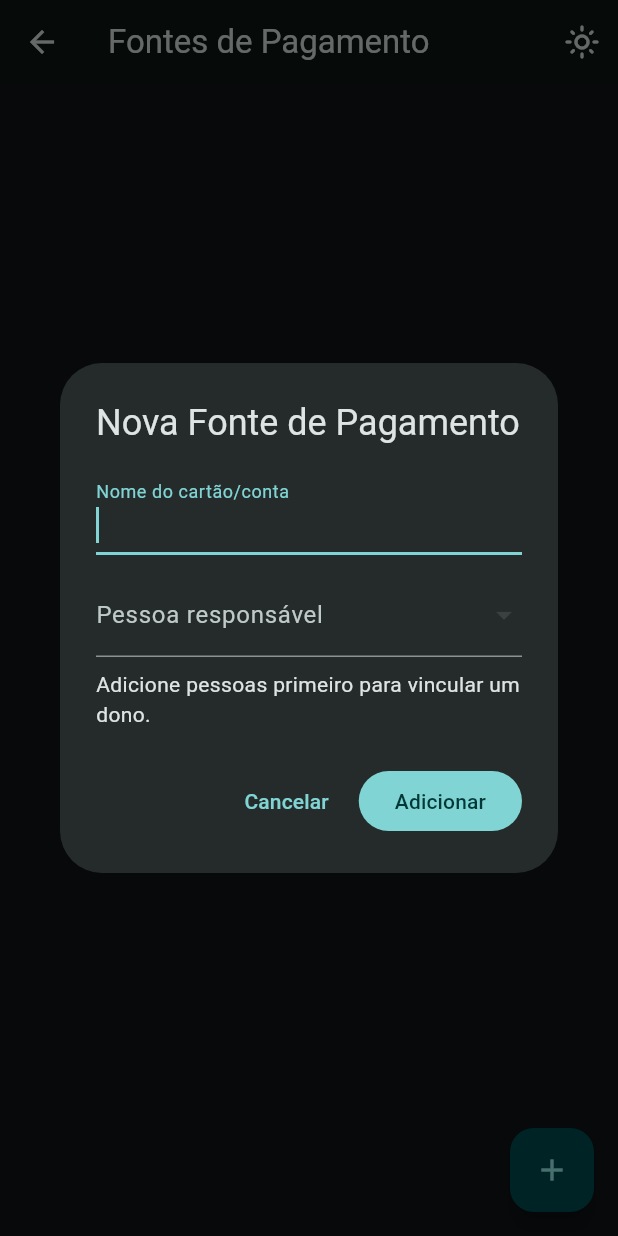
After one commit to gabriel-albqr/expense-reconciliation-app, a Flutter app: the PaymentSourcesPage screen opened by its route, after a tap on the "dark mode" icon, after a tap on the "add" icon, on a phone screen of 412 x 824 dp. The commit adds this screen. Run offline on Flutter 3.47's test engine with Material 3 defaults, Android fonts, the phone set to English and light mode, and no system bars; our stand-ins replace shared_preferences; accounts and stored records are empty.

Commit message:
feat: compartilhar pessoas em memória com cartões e traduzir tela de fontes de pagamento

```diff
--- a/lib/app/app.dart
+++ b/lib/app/app.dart
@@ -1,7 +1,9 @@
 import 'package:expense_reconciliation_app/core/navigation/app_routes.dart';
+import 'package:expense_reconciliation_app/core/models/person.dart';
 import 'package:expense_reconciliation_app/core/theme/app_theme.dart';
 import 'package:expense_reconciliation_app/core/theme/theme_mode_storage.dart';
 import 'package:expense_reconciliation_app/features/home/presentation/home_page.dart';
+import 'package:expense_reconciliation_app/features/payment_sources/presentation/payment_sources_page.dart';
 import 'package:expense_reconciliation_app/features/people/presentation/people_page.dart';
 import 'package:flutter/material.dart';
 
@@ -16,6 +18,7 @@ class ExpenseReconciliationApp extends StatefulWidget {
 class _ExpenseReconciliationAppState extends State<ExpenseReconciliationApp> {
   final ThemeModeStorage _themeModeStorage = ThemeModeStorage();
   ThemeMode _themeMode = ThemeMode.light;
+  final List<Person> _people = <Person>[];
 
   @override
   void initState() {
@@ -44,6 +47,23 @@ class _ExpenseReconciliationAppState extends State<ExpenseReconciliationApp> {
     });
 
     await _themeModeStorage.save(nextMode);
+  }
+
+  void _addPerson(String name) {
+    setState(() {
+      _people.add(
+        Person(
+          id: DateTime.now().millisecondsSinceEpoch.toString(),
+          name: name,
+        ),
+      );
+    });
+  }
+
+  void _removePerson(String personId) {
+    setState(() {
+      _people.removeWhere((person) => person.id == personId);
+    });
   }
 
   @override
@@ -83,6 +103,21 @@ class _ExpenseReconciliationAppState extends State<ExpenseReconciliationApp> {
         if (settings.name == AppRoutes.people) {
           return MaterialPageRoute<void>(
             builder: (_) => PeoplePage(
+              people: _people,
+              onAddPerson: _addPerson,
+              onRemovePerson: _removePerson,
+              onToggleThemeMode: () {
+                _toggleThemeMode();
+              },
+            ),
+            settings: settings,
+          );
+        }
+
+        if (settings.name == AppRoutes.paymentSources) {
+          return MaterialPageRoute<void>(
+            builder: (_) => PaymentSourcesPage(
+              people: _people,
               onToggleThemeMode: () {
                 _toggleThemeMode();
               },
--- a/lib/core/navigation/app_routes.dart
+++ b/lib/core/navigation/app_routes.dart
@@ -1,5 +1,6 @@
 abstract final class AppRoutes {
   static const home = '/';
   static const people = '/people';
+  static const paymentSources = '/payment-sources';
   static const section = '/section';
 }
--- /dev/null
+++ b/lib/features/payment_sources/presentation/payment_sources_page.dart
@@ -0,0 +1,170 @@
+import 'package:expense_reconciliation_app/core/models/payment_source.dart';
+import 'package:expense_reconciliation_app/core/models/person.dart';
+import 'package:flutter/material.dart';
+
+class PaymentSourcesPage extends StatefulWidget {
+  const PaymentSourcesPage({
+    super.key,
+    required this.people,
+    required this.onToggleThemeMode,
+  });
+
+  final List<Person> people;
+  final VoidCallback onToggleThemeMode;
+
+  @override
+  State<PaymentSourcesPage> createState() => _PaymentSourcesPageState();
+}
+
+class _PaymentSourcesPageState extends State<PaymentSourcesPage> {
+  final List<PaymentSource> _paymentSources = <PaymentSource>[];
+
+  Future<void> _showAddPaymentSourceDialog() async {
+    var typedName = '';
+    var selectedOwnerId = widget.people.isNotEmpty
+        ? widget.people.first.id
+        : '';
+
+    await showDialog<void>(
+      context: context,
+      builder: (context) {
+        return AlertDialog(
+          title: const Text('Nova Fonte de Pagamento'),
+          content: Column(
+            mainAxisSize: MainAxisSize.min,
+            children: [
+              TextField(
+                autofocus: true,
+                textInputAction: TextInputAction.done,
+                decoration: const InputDecoration(
+                  labelText: 'Nome do cartão/conta',
+                ),
+                onChanged: (value) {
+                  typedName = value;
+                },
+              ),
+              const SizedBox(height: 12),
+              DropdownButtonFormField<String>(
+                initialValue: selectedOwnerId.isEmpty ? null : selectedOwnerId,
+                decoration: const InputDecoration(
+                  labelText: 'Pessoa responsável',
+                ),
+                items: widget.people
+                    .map(
+                      (person) => DropdownMenuItem<String>(
+                        value: person.id,
+                        child: Text(person.name),
+                      ),
+                    )
+                    .toList(),
+                onChanged: widget.people.isEmpty
+                    ? null
+                    : (value) {
+                        selectedOwnerId = value ?? selectedOwnerId;
+                      },
+              ),
+              if (widget.people.isEmpty)
+                const Padding(
+                  padding: EdgeInsets.only(top: 8),
+                  child: Text(
+                    'Adicione pessoas primeiro para vincular um dono.',
+                  ),
+                ),
+            ],
+          ),
+          actions: [
+            TextButton(
+              onPressed: () {
+                Navigator.of(context).pop();
+              },
+              child: const Text('Cancelar'),
+            ),
+            FilledButton(
+              onPressed: () => _addPaymentSource(typedName, selectedOwnerId),
+              child: const Text('Adicionar'),
+            ),
+          ],
+        );
+      },
+    );
+  }
+
+  void _addPaymentSource(String rawName, String ownerId) {
+    final name = rawName.trim();
+    if (name.isEmpty || ownerId.isEmpty) {
+      return;
+    }
+
+    final paymentSource = PaymentSource(
+      id: DateTime.now().millisecondsSinceEpoch.toString(),
+      name: name,
+      ownerId: ownerId,
+    );
+
+    setState(() {
+      _paymentSources.add(paymentSource);
+    });
+
+    Navigator.of(context).pop();
+  }
+
+  void _removePaymentSource(String paymentSourceId) {
+    setState(() {
+      _paymentSources.removeWhere((source) => source.id == paymentSourceId);
+    });
+  }
+
+  String _ownerNameFor(String ownerId) {
+    for (final person in widget.people) {
+      if (person.id == ownerId) {
+        return person.name;
+      }
+    }
+
+    return 'Dono não encontrado';
+  }
+
+  @override
+  Widget build(BuildContext context) {
+    final isDarkMode = Theme.of(context).brightness == Brightness.dark;
+
+    return Scaffold(
+      appBar: AppBar(
+        title: const Text('Fontes de Pagamento'),
+        actions: [
+          IconButton(
+            onPressed: widget.onToggleThemeMode,
+            tooltip: isDarkMode ? 'Ativar tema claro' : 'Ativar tema escuro',
+            icon: Icon(
+              isDarkMode ? Icons.light_mode_outlined : Icons.dark_mode_outlined,
+            ),
+          ),
+        ],
+      ),
+      body: _paymentSources.isEmpty
+          ? const Center(
+              child: Text('Nenhuma fonte de pagamento adicionada ainda.'),
+            )
+          : ListView.builder(
+              itemCount: _paymentSources.length,
+              itemBuilder: (context, index) {
+                final source = _paymentSources[index];
+                return ListTile(
+                  title: Text(source.name),
+                  subtitle: Text(_ownerNameFor(source.ownerId)),
+                  trailing: IconButton(
+                    onPressed: () => _removePaymentSource(source.id),
+                    icon: const Icon(Icons.delete_outline),
+                    tooltip: 'Remover',
+                  ),
+                );
+              },
+            ),
+      floatingActionButton: FloatingActionButton(
+        onPressed: _showAddPaymentSourceDialog,
+        tooltip: 'Adicionar fonte de pagamento',
+        child: const Icon(Icons.add),
+      ),
+    );
+  }
+}
```
Also changed, not shown: lib/features/home/presentation/home_page.dart (+6 -2 lines), lib/features/people/presentation/people_page.dart (+17 -16 lines), 1 other file.
